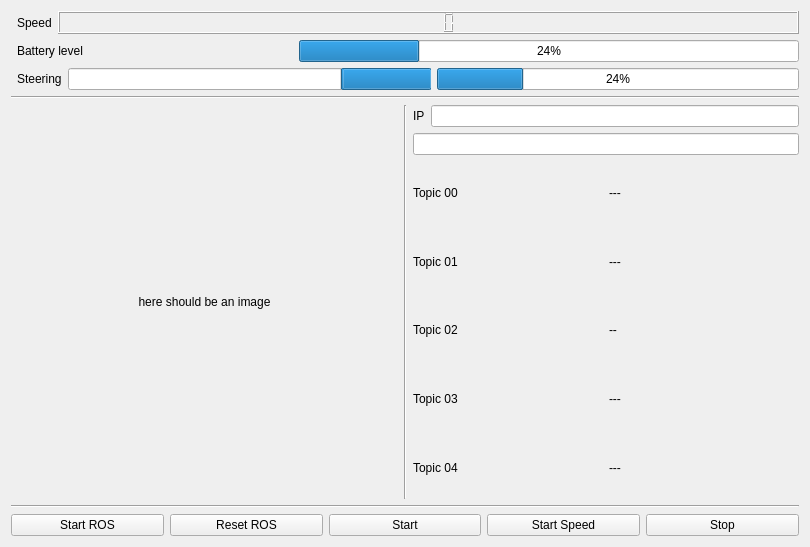
Old version of the form include/bfmc_dashboard/dashboard_gui.ui in the repository euhenn/bfmc_dashboard.
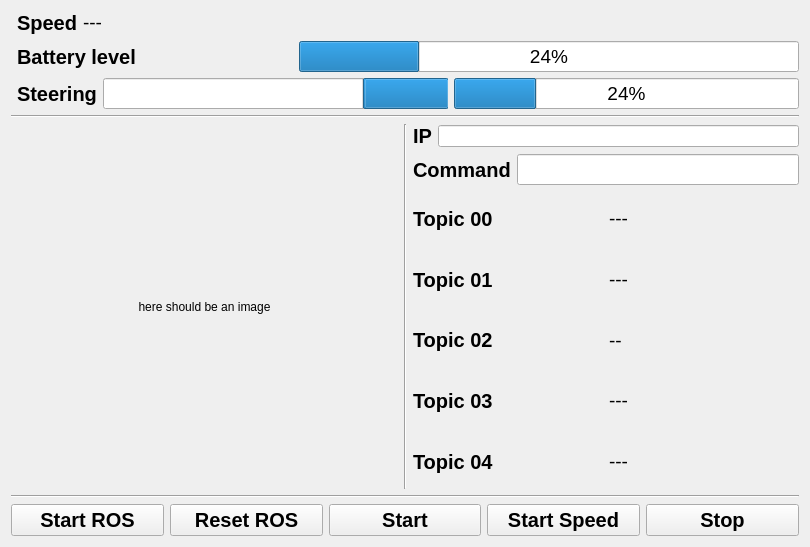
New version of the form.

```diff
--- a/include/bfmc_dashboard/dashboard_gui.ui
+++ b/include/bfmc_dashboard/dashboard_gui.ui
@@ -29,19 +29,42 @@
         <layout class="QHBoxLayout" name="horizontalLayout_15">
          <item>
           <widget class="QLabel" name="speed_lbl">
+           <property name="font">
+            <font>
+             <pointsize>15</pointsize>
+             <weight>75</weight>
+             <bold>true</bold>
+            </font>
+           </property>
            <property name="text">
             <string>Speed</string>
            </property>
           </widget>
          </item>
          <item>
-          <widget class="QLCDNumber" name="speed">
+          <widget class="QLabel" name="speed">
            <property name="sizePolicy">
             <sizepolicy hsizetype="Expanding" vsizetype="Fixed">
              <horstretch>0</horstretch>
              <verstretch>0</verstretch>
             </sizepolicy>
            </property>
+           <property name="maximumSize">
+            <size>
+             <width>16777212</width>
+             <height>16777215</height>
+            </size>
+           </property>
+           <property name="font">
+            <font>
+             <pointsize>14</pointsize>
+             <weight>50</weight>
+             <bold>false</bold>
+            </font>
+           </property>
+           <property name="text">
+            <string>---</string>
+           </property>
           </widget>
          </item>
         </layout>
@@ -50,6 +73,13 @@
         <layout class="QHBoxLayout" name="horizontalLayout_10">
          <item>
           <widget class="QLabel" name="battery_lbl">
+           <property name="font">
+            <font>
+             <pointsize>15</pointsize>
+             <weight>75</weight>
+             <bold>true</bold>
+            </font>
+           </property>
            <property name="text">
             <string>Battery level</string>
            </property>
@@ -69,6 +99,14 @@
              <height>16777215</height>
             </size>
            </property>
+           <property name="font">
+            <font>
+             <pointsize>14</pointsize>
+            </font>
+           </property>
+           <property name="inputMethodHints">
+            <set>Qt::ImhNone</set>
+           </property>
            <property name="value">
             <number>24</number>
            </property>
@@ -82,6 +120,13 @@
           <layout class="QHBoxLayout" name="horizontalLayout_9">
            <item alignment="Qt::AlignHCenter">
             <widget class="QLabel" name="steering_lbl">
+             <property name="font">
+              <font>
+               <pointsize>15</pointsize>
+               <weight>75</weight>
+               <bold>true</bold>
+              </font>
+             </property>
              <property name="text">
               <string>Steering</string>
              </property>
@@ -91,6 +136,11 @@
          </item>
          <item>
           <widget class="QProgressBar" name="left_steer">
+           <property name="font">
+            <font>
+             <pointsize>14</pointsize>
+            </font>
+           </property>
            <property name="value">
             <number>24</number>
            </property>
@@ -104,6 +154,11 @@
          </item>
          <item>
           <widget class="QProgressBar" name="right_steer">
+           <property name="font">
+            <font>
+             <pointsize>14</pointsize>
+            </font>
+           </property>
            <property name="value">
             <number>24</number>
            </property>
@@ -159,6 +214,13 @@
         <layout class="QHBoxLayout" name="horizontalLayout_4">
          <item>
           <widget class="QLabel" name="label_11">
+           <property name="font">
+            <font>
+             <pointsize>15</pointsize>
+             <weight>75</weight>
+             <bold>true</bold>
+            </font>
+           </property>
            <property name="text">
             <string>IP</string>
            </property>
@@ -170,19 +232,55 @@
         </layout>
        </item>
        <item>
-        <widget class="QLineEdit" name="lineEdit_2"/>
+        <layout class="QHBoxLayout" name="horizontalLayout_5">
+         <item>
+          <widget class="QLabel" name="label_12">
+           <property name="font">
+            <font>
+             <pointsize>15</pointsize>
+             <weight>75</weight>
+             <bold>true</bold>
+            </font>
+           </property>
+           <property name="text">
+            <string>Command</string>
+           </property>
+          </widget>
+         </item>
+         <item>
+          <widget class="QLineEdit" name="lineEdit_2">
+           <property name="font">
+            <font>
+             <pointsize>14</pointsize>
+            </font>
+           </property>
+          </widget>
+         </item>
+        </layout>
        </item>
        <item>
         <layout class="QHBoxLayout" name="horizontalLayout_16">
          <item>
-          <widget class="QLabel" name="label_4">
+          <widget class="QLabel" name="topic0_lbl">
+           <property name="font">
+            <font>
+             <pointsize>15</pointsize>
+             <weight>75</weight>
+             <bold>true</bold>
+            </font>
+           </property>
            <property name="text">
             <string>Topic 00</string>
            </property>
           </widget>
          </item>
          <item>
-          <widget class="QLabel" name="label">
+          <widget class="QLabel" name="topic0_2">
+           <property name="font">
+            <font>
+             <pointsize>14</pointsize>
+            </font>
+           </property>
            <property name="text">
             <string>---</string>
            </property>
@@ -193,14 +291,26 @@
        <item>
         <layout class="QHBoxLayout" name="horizontalLayout_18">
          <item>
-          <widget class="QLabel" name="label_6">
+          <widget class="QLabel" name="topic1_lbl">
+           <property name="font">
+            <font>
+             <pointsize>15</pointsize>
+             <weight>75</weight>
+             <bold>true</bold>
+            </font>
+           </property>
            <property name="text">
             <string>Topic 01</string>
            </property>
           </widget>
          </item>
          <item>
-          <widget class="QLabel" name="label_5">
+          <widget class="QLabel" name="topic1_2">
+           <property name="font">
+            <font>
+             <pointsize>14</pointsize>
+            </font>
+           </property>
            <property name="text">
             <string>---</string>
            </property>
@@ -211,14 +321,26 @@
        <item>
         <layout class="QHBoxLayout" name="horizontalLayout_19">
          <item>
-          <widget class="QLabel" name="label_7">
+          <widget class="QLabel" name="topic2_lbl">
+           <property name="font">
+            <font>
+             <pointsize>15</pointsize>
+             <weight>75</weight>
+             <bold>true</bold>
+            </font>
+           </property>
            <property name="text">
             <string>Topic 02</string>
            </property>
           </widget>
          </item>
          <item>
-          <widget class="QLabel" name="label_8">
+          <widget class="QLabel" name="topic2">
+           <property name="font">
+            <font>
+             <pointsize>14</pointsize>
+            </font>
+           </property>
            <property name="text">
             <string>--</string>
            </property>
@@ -230,6 +352,13 @@
         <layout class="QHBoxLayout" name="horizontalLayout_17">
          <item>
           <widget class="QLabel" name="label_3">
+           <property name="font">
+            <font>
+             <pointsize>15</pointsize>
+             <weight>75</weight>
+             <bold>true</bold>
+            </font>
+           </property>
            <property name="text">
             <string>Topic 03</string>
            </property>
@@ -237,6 +366,11 @@
          </item>
          <item>
           <widget class="QLabel" name="label_2">
+           <property name="font">
+            <font>
+             <pointsize>14</pointsize>
+            </font>
+           </property>
            <property name="text">
             <string>---</string>
            </property>
@@ -247,14 +381,26 @@
        <item>
         <layout class="QHBoxLayout" name="horizontalLayout_20">
          <item>
-          <widget class="QLabel" name="label_10">
+          <widget class="QLabel" name="topic4_lbl">
+           <property name="font">
+            <font>
+             <pointsize>15</pointsize>
+             <weight>75</weight>
+             <bold>true</bold>
+            </font>
+           </property>
            <property name="text">
             <string>Topic 04</string>
            </property>
           </widget>
          </item>
          <item>
-          <widget class="QLabel" name="label_9">
+          <widget class="QLabel" name="topic4">
+           <property name="font">
+            <font>
+             <pointsize>14</pointsize>
+            </font>
+           </property>
            <property name="text">
             <string>---</string>
            </property>
@@ -277,13 +423,33 @@
     <layout class="QHBoxLayout" name="horizontalLayout_3">
      <item>
       <widget class="QPushButton" name="startROS">
+       <property name="font">
+        <font>
+         <pointsize>15</pointsize>
+         <weight>75</weight>
+         <bold>true</bold>
+        </font>
+       </property>
        <property name="text">
         <string>Start ROS</string>
        </property>
+       <property name="iconSize">
+        <size>
+         <width>21</width>
+         <height>21</height>
+        </size>
+       </property>
       </widget>
      </item>
      <item>
       <widget class="QPushButton" name="resetROS">
+       <property name="font">
+        <font>
+         <pointsize>15</pointsize>
+         <weight>75</weight>
+         <bold>true</bold>
+        </font>
+       </property>
        <property name="text">
         <string>Reset ROS</string>
        </property>
@@ -291,13 +457,27 @@
      </item>
      <item>
       <widget class="QPushButton" name="startbutton">
+       <property name="font">
+        <font>
+         <pointsize>15</pointsize>
+         <weight>75</weight>
+         <bold>true</bold>
+        </font>
+       </property>
        <property name="text">
         <string>Start</string>
        </property>
       </widget>
      </item>
      <item>
-      <widget class="QPushButton" name="pushButton">
+      <widget class="QPushButton" name="startSpeed">
+       <property name="font">
+        <font>
+         <pointsize>15</pointsize>
+         <weight>75</weight>
+         <bold>true</bold>
+        </font>
+       </property>
        <property name="text">
         <string>Start Speed</string>
        </property>
@@ -305,6 +485,13 @@
      </item>
      <item>
       <widget class="QPushButton" name="stopbutton">
+       <property name="font">
+        <font>
+         <pointsize>15</pointsize>
+         <weight>75</weight>
+         <bold>true</bold>
+        </font>
+       </property>
        <property name="text">
         <string>Stop</string>
        </property>
```
Left out of the diff: 2 changed lines with no effect on the pictures.
